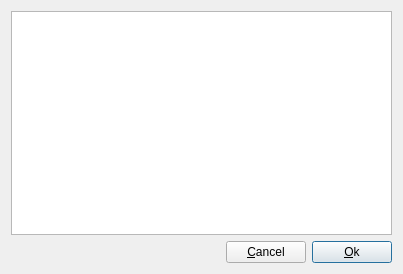
This is muse2/muse/widgets/songinfo.ui in emrum/muse as Qt 5 draws it before an edit. The edited form follows.
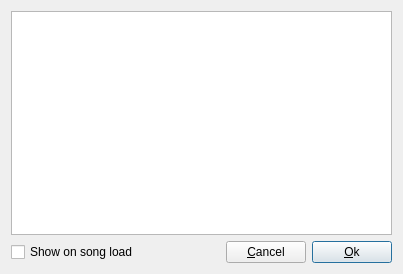
This is the edited form.

Patch:
```diff
--- a/muse2/muse/widgets/songinfo.ui
+++ b/muse2/muse/widgets/songinfo.ui
@@ -24,6 +24,13 @@
      </item>
      <item>
       <layout class="QHBoxLayout">
+       <item>
+        <widget class="QCheckBox" name="viewCheckBox">
+         <property name="text">
+          <string>Show on song load</string>
+         </property>
+        </widget>
+       </item>
        <item>
         <spacer name="spacer1">
          <property name="orientation">
```
